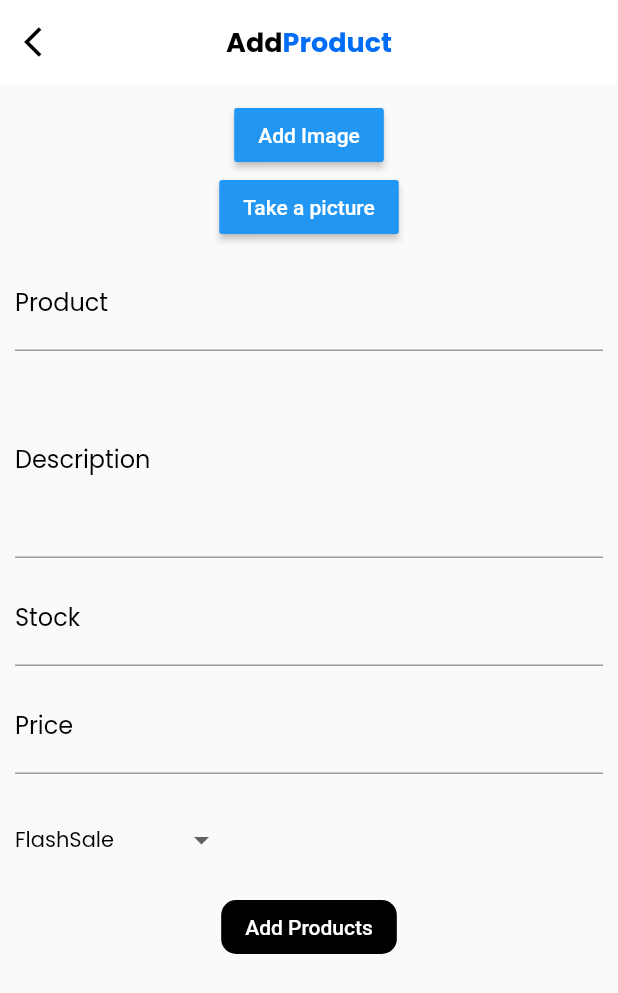
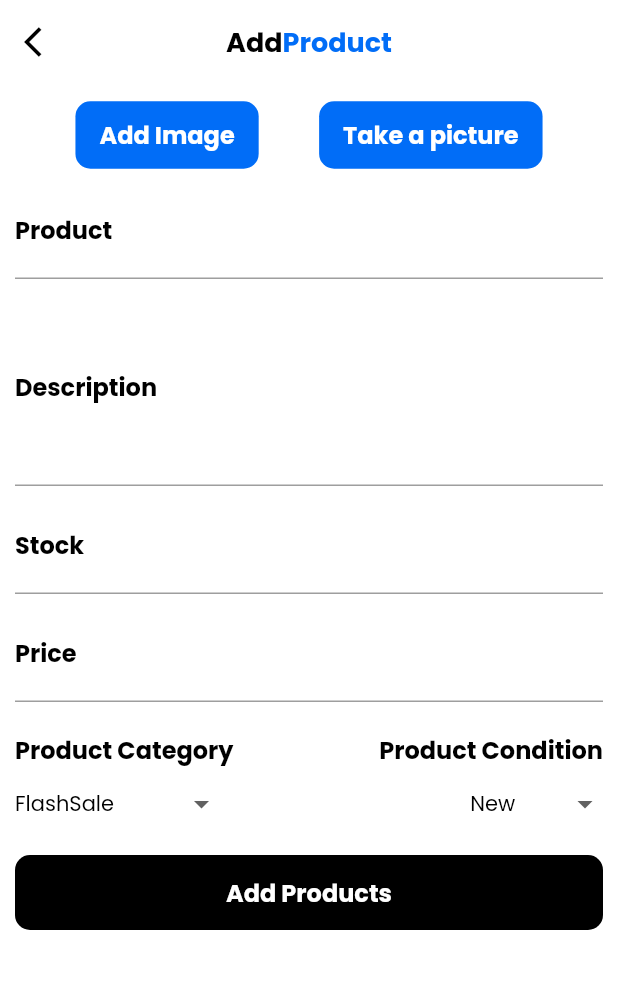
Before and after one commit to achmadrizkin/flutter_ecommerce, a Flutter app: the AddProductAdmin screen opened directly, on a phone screen of 412 x 824 dp. Shown: the top 993 px of the screen. Run offline on Flutter 3.47's test engine with Material 2 defaults, Android fonts, the phone set to English and light mode, and no system bars; our stand-ins replace cloud_firestore, curved_navigation_bar, firebase_core, firebase_storage, image_picker; accounts and stored records are empty.

Commit message:
final addProductAdmin

```diff
--- a/lib/ui/page-3/addProductAdmin.dart
+++ b/lib/ui/page-3/addProductAdmin.dart
@@ -29,6 +29,9 @@ class _AddProductAdminState extends State<AddProductAdmin> {
     'SpecialDiscount',
     'FeedAdmin'
   ];
+
+  String selectedProductCondition = 'New';
+  List listProductCondition = ['New', 'Used', 'Renewed'];
 
   // get local image
   File image;
@@ -122,6 +125,7 @@ class _AddProductAdminState extends State<AddProductAdmin> {
         'description': descriptionProductController.text,
         'price': priceProductController.text,
         'url': url,
+        'condition': selectedProductCondition,
       });
 
       await FirebaseFirestore.instance.collection('allProduct').add({
@@ -131,6 +135,16 @@ class _AddProductAdminState extends State<AddProductAdmin> {
         'price': priceProductController.text,
         'url': url,
         'searchIndex': indexList,
+        'condition': selectedProductCondition,
+      });
+
+      await FirebaseFirestore.instance.collection('myProduct').add({
+        'name': nameProductController.text,
+        'stock': stockProductController.text ?? 1,
+        'description': descriptionProductController.text,
+        'price': priceProductController.text,
+        'url': url,
+        'condition': selectedProductCondition,
       });
     }
   }
@@ -138,6 +152,7 @@ class _AddProductAdminState extends State<AddProductAdmin> {
   @override
   Widget build(BuildContext context) {
     return Scaffold(
+      backgroundColor: Colors.white,
       appBar: AppBar(
         elevation: 0.0,
         backgroundColor: Colors.white,
@@ -182,29 +197,43 @@ class _AddProductAdminState extends State<AddProductAdmin> {
                     child: Column(
                       children: [
                         _showImage(),
+                        Row(
+                          mainAxisAlignment: MainAxisAlignment.spaceEvenly,
+                          children: [
                             (image == null)
-                            ? ButtonTheme(
-                                child: RaisedButton(
+                                ? FlatButton(
+                                    height: 45,
+                                    shape: RoundedRectangleBorder(
+                                        borderRadius:
+                                            BorderRadius.circular(10.0)),
+                                    color: Color(0xFF016DF7),
                                     onPressed: () =>
                                         getImage(ImageSource.gallery),
-                                  child: Text(
-                                    'Add Image',
-                                    style: TextStyle(color: Colors.white),
-                                  ),
-                                ),
+                                    child: Text('Add Image',
+                                        style: TextStyle(
+                                            fontFamily: 'PoppinsBold',
+                                            color: Colors.white,
+                                            fontSize: 16)),
                                   )
                                 : SizedBox(height: 0),
                             (image == null)
-                            ? ButtonTheme(
-                                child: RaisedButton(
-                                  onPressed: () => getImage(ImageSource.camera),
-                                  child: Text(
-                                    'Take a picture',
-                                    style: TextStyle(color: Colors.white),
-                                  ),
-                                ),
+                                ? FlatButton(
+                                    height: 45,
+                                    shape: RoundedRectangleBorder(
+                                        borderRadius:
+                                            BorderRadius.circular(10.0)),
+                                    color: Color(0xFF016DF7),
+                                    onPressed: () =>
+                                        getImage(ImageSource.camera),
+                                    child: Text('Take a picture',
+                                        style: TextStyle(
+                                            fontFamily: 'PoppinsBold',
+                                            color: Colors.white,
+                                            fontSize: 16)),
                                   )
                                 : SizedBox(height: 0),
+                          ],
+                        ),
                         SizedBox(height: 10),
                         TextFormField(
                           keyboardType: TextInputType.text,
@@ -217,7 +246,7 @@ class _AddProductAdminState extends State<AddProductAdmin> {
                           decoration: InputDecoration(
                             labelText: 'Product',
                             labelStyle: TextStyle(
-                                fontFamily: 'PoppinsReg', color: Colors.black),
+                                fontFamily: 'PoppinsBold', color: Colors.black),
                           ),
                           validator: (val) {
                             if (val.isEmpty) {
@@ -243,7 +272,7 @@ class _AddProductAdminState extends State<AddProductAdmin> {
                           decoration: InputDecoration(
                             labelText: 'Description',
                             labelStyle: TextStyle(
-                                fontFamily: 'PoppinsReg', color: Colors.black),
+                                fontFamily: 'PoppinsBold', color: Colors.black),
                           ),
                           validator: (val) {
                             if (val.isEmpty) {
@@ -270,7 +299,7 @@ class _AddProductAdminState extends State<AddProductAdmin> {
                           decoration: InputDecoration(
                             labelText: 'Stock',
                             labelStyle: TextStyle(
-                                fontFamily: 'PoppinsReg', color: Colors.black),
+                                fontFamily: 'PoppinsBold', color: Colors.black),
                           ),
                           validator: (val) {
                             if (val.isEmpty) {
@@ -294,7 +323,7 @@ class _AddProductAdminState extends State<AddProductAdmin> {
                           decoration: InputDecoration(
                             labelText: 'Price',
                             labelStyle: TextStyle(
-                                fontFamily: 'PoppinsReg', color: Colors.black),
+                                fontFamily: 'PoppinsBold', color: Colors.black),
                           ),
                           validator: (val) {
                             if (val.isEmpty) {
@@ -311,12 +340,29 @@ class _AddProductAdminState extends State<AddProductAdmin> {
                     ),
                   ),
                   SizedBox(height: 10),
-
+                  Row(
+                    mainAxisAlignment: MainAxisAlignment.spaceBetween,
+                    children: [
+                      Text('Product Category',
+                          style: TextStyle(
+                              fontFamily: 'PoppinsBold',
+                              color: Colors.black,
+                              fontSize: 16)),
+                      Text('Product Condition',
+                          style: TextStyle(
+                              fontFamily: 'PoppinsBold',
+                              color: Colors.black,
+                              fontSize: 16)),
+                    ],
+                  ),
                   //TODO: Watch THis fking code
+                  Row(
+                    mainAxisAlignment: MainAxisAlignment.spaceBetween,
+                    children: [
                       DropdownButtonHideUnderline(
                         child: DropdownButton(
-                      items:
-                          listCategoryProducts.map<DropdownMenuItem>((value) {
+                          items: listCategoryProducts
+                              .map<DropdownMenuItem>((value) {
                             return DropdownMenuItem(
                                 child: Text(value), value: value);
                           }).toList(),
@@ -332,36 +378,49 @@ class _AddProductAdminState extends State<AddProductAdmin> {
                           },
                         ),
                       ),
+                      DropdownButtonHideUnderline(
+                        child: DropdownButton(
+                          items: listProductCondition
+                              .map<DropdownMenuItem>((value) {
+                            return DropdownMenuItem(
+                                child: Text(value), value: value);
+                          }).toList(),
+
+                          // text
+                          value: selectedProductCondition,
+                          style: TextStyle(
+                              fontFamily: 'PoppinsReg', color: Colors.black),
+                          onChanged: (value) {
+                            setState(() {
+                              selectedProductCondition = value;
+                            });
+                          },
+                        ),
+                      ),
+                    ],
+                  ),
+
                   SizedBox(height: 10),
 
                   Center(
                     child: FlatButton(
+                      height: 50,
+                      minWidth: double.infinity,
                       shape: RoundedRectangleBorder(
                           borderRadius: BorderRadius.circular(10.0)),
                       color: Colors.black,
-                      onPressed: () {
+                      onPressed: () async {
                         if (_formKey.currentState.validate()) {
-                          // ADD DATA
-                          // product.add({
-                          //   'name': nameProductController.text,
-                          //   'stock': stockProductController.text ?? 1,
-                          //   'description': descriptionProductController.text,
-                          //   'price': priceProductController.text,
-                          //   'url': '${urlImage}',
-                          //   'location': '${imageLocation}',
-                          // });
-
                           //Add Image Data
                           _uploadImageToFirebase();
-                          // uploadImage2Firebase(context);
                           Navigator.of(context).pop();
-                          // uploadFoodAndImage();
                         }
                       },
-                      child: Text(
-                        "Add Products",
-                        style: TextStyle(color: Colors.white),
-                      ),
+                      child: Text("Add Products",
+                          style: TextStyle(
+                              fontFamily: 'PoppinsBold',
+                              color: Colors.white,
+                              fontSize: 16)),
                     ),
                   ),
                 ],
```
Lines whose indentation alone changed are shown as unchanged.
